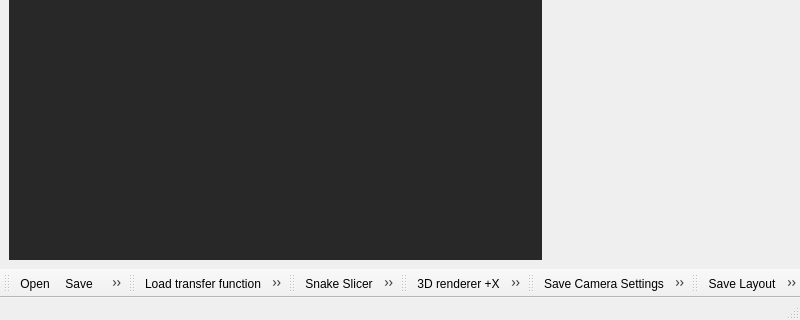
Qt form core/src/Mainwindow.ui (3dct/open_iA) before a commit; both pictures show x 0 to 800 and y 280 to 600 of the 800 by 600 pixel window.
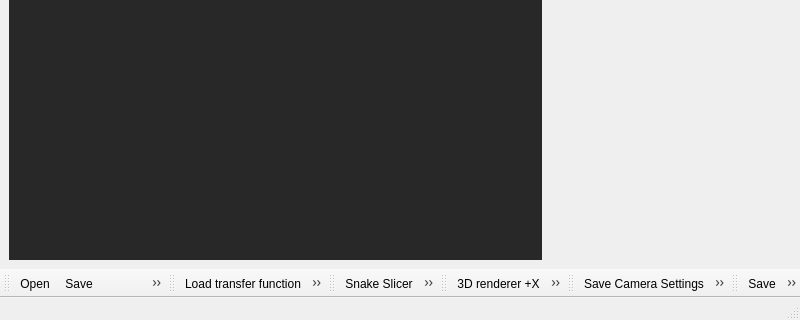
The same form after that commit. Icons and pictures are not drawn.

Commit message: submenu listing all available dock widgets (fixes #55)

Diff of the .ui file:
```diff
--- a/core/src/Mainwindow.ui
+++ b/core/src/Mainwindow.ui
@@ -848,7 +848,7 @@
      <normaloff>:/images/layout_export.png</normaloff>:/images/layout_export.png</iconset>
    </property>
    <property name="text">
-    <string>Save Layout</string>
+    <string>Save</string>
    </property>
    <property name="toolTip">
     <string>Save current layout of the child window</string>
@@ -860,7 +860,7 @@
      <normaloff>:/images/layout_load.png</normaloff>:/images/layout_load.png</iconset>
    </property>
    <property name="text">
-    <string>Load Layout</string>
+    <string>Load</string>
    </property>
    <property name="toolTip">
     <string>Load previously saved layout of the child window</string>
@@ -872,7 +872,7 @@
      <normaloff>:/images/layout_delete.png</normaloff>:/images/layout_delete.png</iconset>
    </property>
    <property name="text">
-    <string>Delete Layout</string>
+    <string>Delete</string>
    </property>
    <property name="toolTip">
     <string>Delete currently selected layout</string>
@@ -900,7 +900,7 @@
     </iconset>
    </property>
    <property name="text">
-    <string>Reset Layout</string>
+    <string>Reset</string>
    </property>
    <property name="toolTip">
     <string>&lt;html&gt;&lt;head/&gt;&lt;body&gt;&lt;p&gt;Resets the Layout of the current mdichild&lt;/p&gt;&lt;/body&gt;&lt;/html&gt;</string>
```
Left out of the diff: 20 changed lines with no effect on the pictures. The commit also changes 2 other files.
